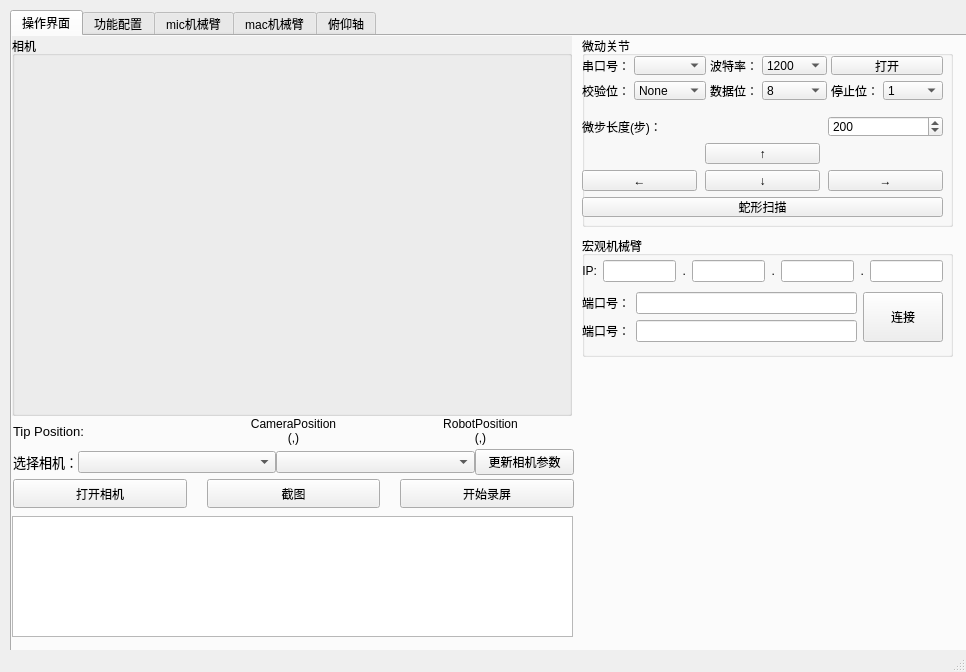
The window that micromanipulator.ui (laolaolaolaji/Liyongxiao_for_image) describes before a commit, drawn with Qt 5.
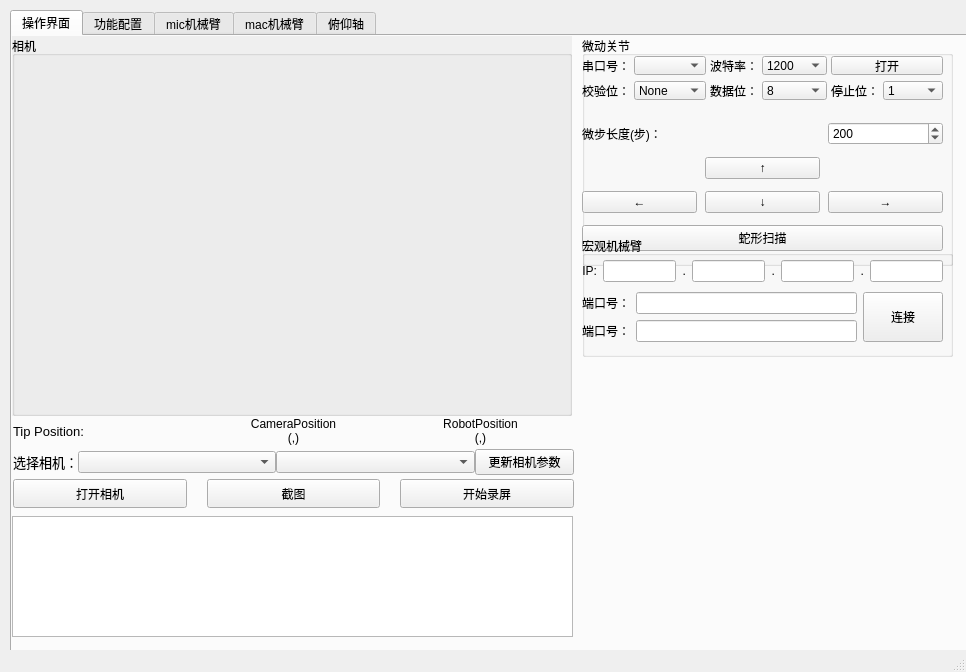
The same window after the commit.

Commit message: Adjust micro jog panel height for snake scan

What changed in the file:
```diff
--- a/micromanipulator.ui
+++ b/micromanipulator.ui
@@ -111,7 +111,7 @@
         <x>570</x>
         <y>0</y>
         <width>371</width>
-        <height>191</height>
+        <height>230</height>
        </rect>
       </property>
       <property name="title">
@@ -301,7 +301,7 @@
          <x>0</x>
          <y>80</y>
          <width>361</width>
-         <height>101</height>
+         <height>141</height>
         </rect>
        </property>
        <layout class="QGridLayout" name="gridLayoutMicroJog" rowstretch="0,0,0,0" columnstretch="1,1,1">
```
